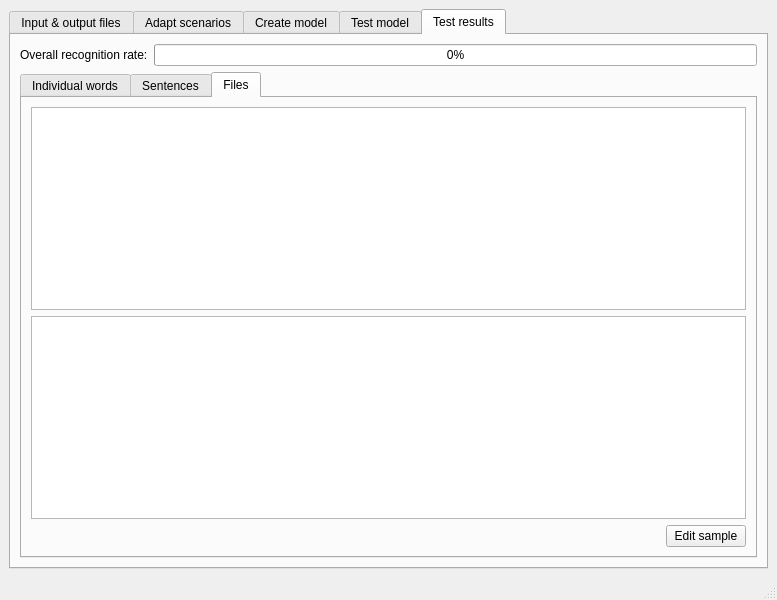
Above: sam/src/main.ui from KDE/simon before the change. Below: the same form after it.
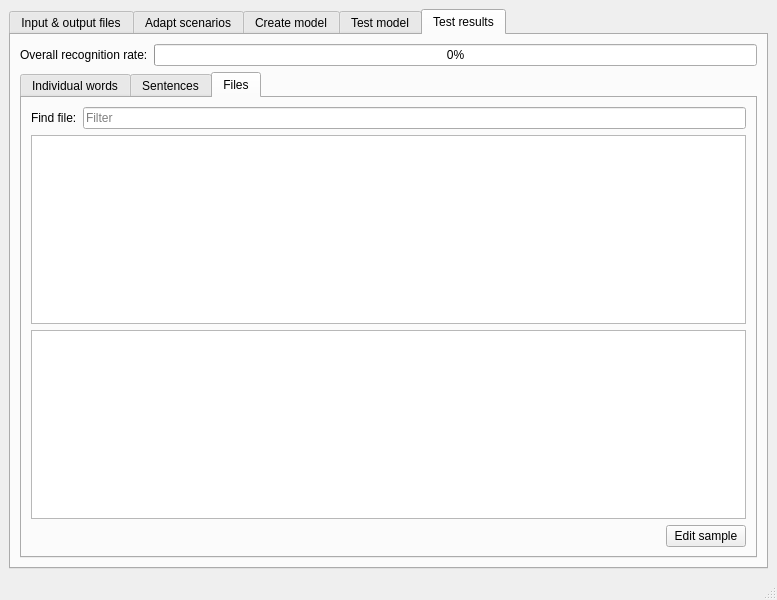
That is the form after the change. The open tabs and pages were chosen to show the change. Custom widgets are drawn as their Qt base class.

Commit message: Adding sort / filter to sams file results; Small translation update

Diff of the .ui file:
```diff
--- a/sam/src/main.ui
+++ b/sam/src/main.ui
@@ -590,7 +590,25 @@
            <attribute name="title">
             <string>Files</string>
            </attribute>
-           <layout class="QVBoxLayout" name="verticalLayout_18">
+           <layout class="QVBoxLayout" name="verticalLayout_12">
+            <item>
+             <layout class="QHBoxLayout" name="horizontalLayout_6">
+              <item>
+               <widget class="QLabel" name="label_5">
+                <property name="text">
+                 <string>Find file:</string>
+                </property>
+               </widget>
+              </item>
+              <item>
+               <widget class="KLineEdit" name="leResultFilesFilter">
+                <property name="placeholderText">
+                 <string>Filter</string>
+                </property>
+               </widget>
+              </item>
+             </layout>
+            </item>
             <item>
              <widget class="QTableView" name="tvFiles"/>
             </item>
@@ -655,6 +673,11 @@
    <extends>QPushButton</extends>
    <header>kpushbutton.h</header>
   </customwidget>
+  <customwidget>
+   <class>KLineEdit</class>
+   <extends>QLineEdit</extends>
+   <header>klineedit.h</header>
+  </customwidget>
   <customwidget>
    <class>KTabWidget</class>
    <extends>QTabWidget</extends>
```
Left out of the diff: 4 changed lines with no effect on the pictures. The commit also changes 7 other files.
